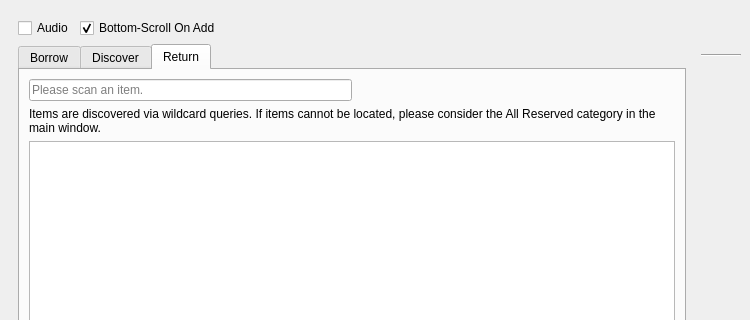
Qt form UI/biblioteq_batch_activities_browser.ui (textbrowser/biblioteq) before a commit; both pictures show x 0 to 750 and y 0 to 320 of the 750 by 500 pixel window.
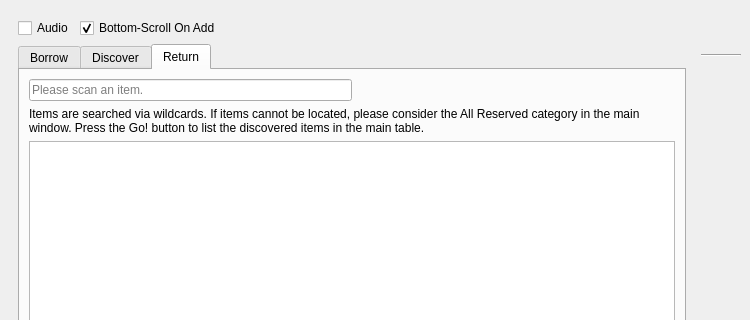
The same form after that commit. The open tabs and pages were chosen to show the change. Icons and pictures are not drawn.

Commit message: Group returns.

```diff
--- a/UI/biblioteq_batch_activities_browser.ui
+++ b/UI/biblioteq_batch_activities_browser.ui
@@ -477,7 +477,7 @@
            <item>
             <widget class="QLabel" name="label_4">
              <property name="text">
-              <string>Items are discovered via wildcard queries. If items cannot be located, please consider the All Reserved category in the main window.</string>
+              <string>Items are searched via wildcards. If items cannot be located, please consider the All Reserved category in the main window. Press the Go! button to list the discovered items in the main table.</string>
              </property>
              <property name="wordWrap">
               <bool>true</bool>
```
The commit also changes 1 other file.
